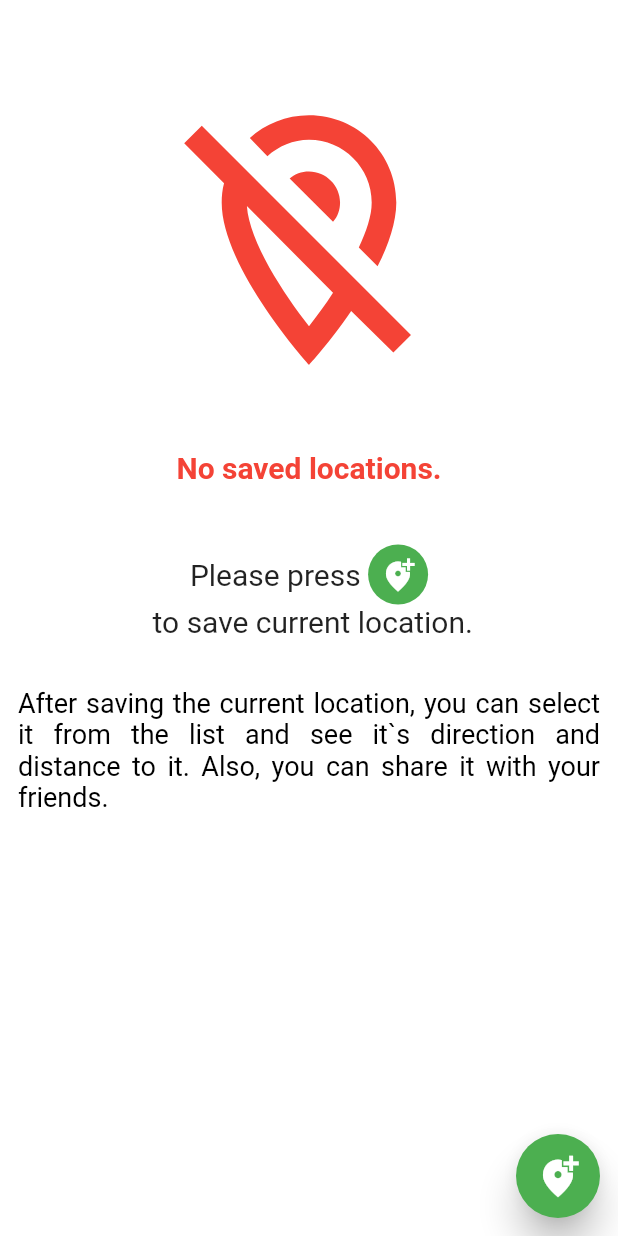
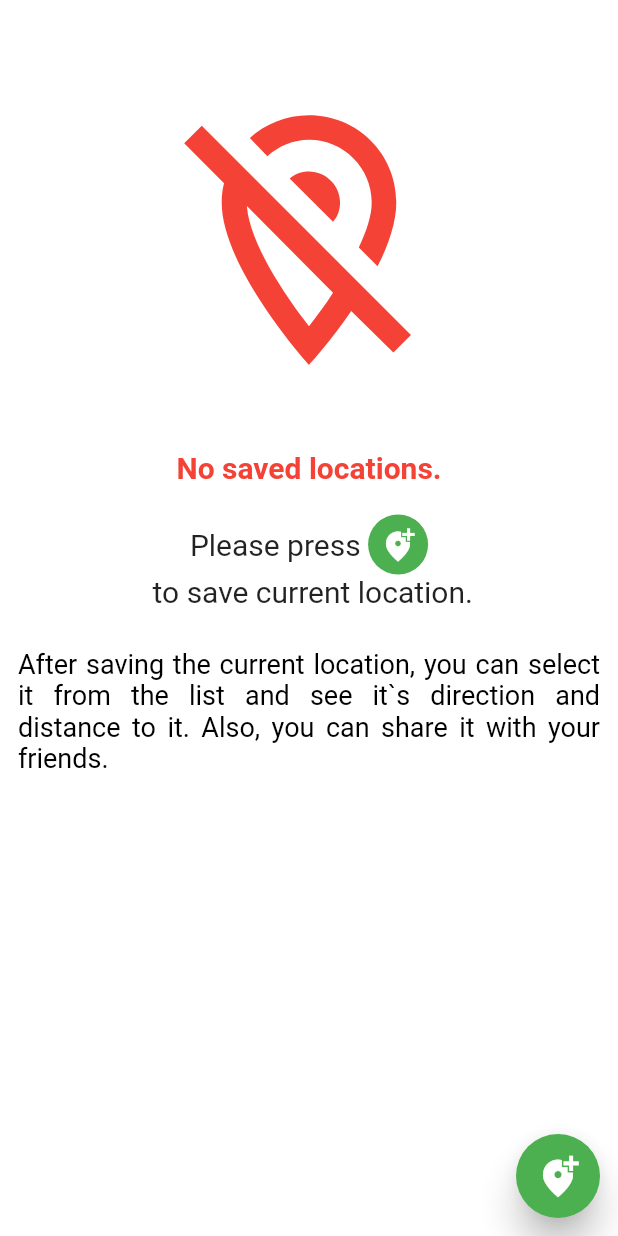
Before and after one commit to nukeolay/susanin, a Flutter app: the screen it shows after launch, on a phone screen of 412 x 824 dp. Run offline on Flutter 3.47's test engine with Material 2 defaults, Android fonts, the light colour scheme and no system bars; our stand-ins replace flutter_compass, geolocator, share, shared_preferences; statements that could not run were skipped.

```diff
--- a/lib/pages/no_location_page.dart
+++ b/lib/pages/no_location_page.dart
@@ -32,8 +32,12 @@ class NoLocationPage extends StatelessWidget {
                             color: Colors.red,
                             fontWeight: FontWeight.bold)),
                     SizedBox(
-                      height: 40,
+                      height: 20,
                     ),
+                    Expanded(
+                      child: SingleChildScrollView(
+                        child: Column(
+                          children: [
                             Row(
                               mainAxisAlignment: MainAxisAlignment.center,
                               children: [
@@ -55,11 +59,16 @@ class NoLocationPage extends StatelessWidget {
                               height: 20,
                             ),
                             Padding(
-                      padding: const EdgeInsets.all(12.0),
+                              padding: const EdgeInsets.only(left: 12.0, right: 12.0, top: 6.0, bottom: 70.0),
                               child: Text(
                                 S.of(context).warningInstruction,
                                 textAlign: TextAlign.justify,
-                        style: TextStyle(fontSize: 18, color: Colors.black),
+                                style: TextStyle(
+                                    fontSize: 18, color: Colors.black),
+                              ),
+                            ),
+                          ],
+                        ),
                       ),
                     ),
                   ],
--- a/lib/pages/show_direction_page.dart
+++ b/lib/pages/show_direction_page.dart
@@ -81,7 +81,7 @@ class ShowDirectionPage extends StatelessWidget {
                               Text(
                                 showDistance(context, distance),
                                 style: TextStyle(
-                                    fontSize: 30,
+                                    fontSize: 25,
                                     fontWeight: FontWeight.w500,
                                     color: Colors.green),
                               ),
--- a/pubspec.yaml
+++ b/pubspec.yaml
@@ -15,7 +15,7 @@ publish_to: 'none' # Remove this line if you wish to publish to pub.dev
 # In iOS, build-name is used as CFBundleShortVersionString while build-number used as CFBundleVersion.
 # Read more about iOS versioning at
 # https://developer.apple.com/library/archive/documentation/General/Reference/InfoPlistKeyReference/Articles/CoreFoundationKeys.html
-version: 0.0.3+3
+version: 0.0.4+4
 
 environment:
   sdk: ">=2.7.0 <3.0.0"
```
Also changed, not shown: 2 other files. Lines whose indentation alone changed are shown as unchanged.
